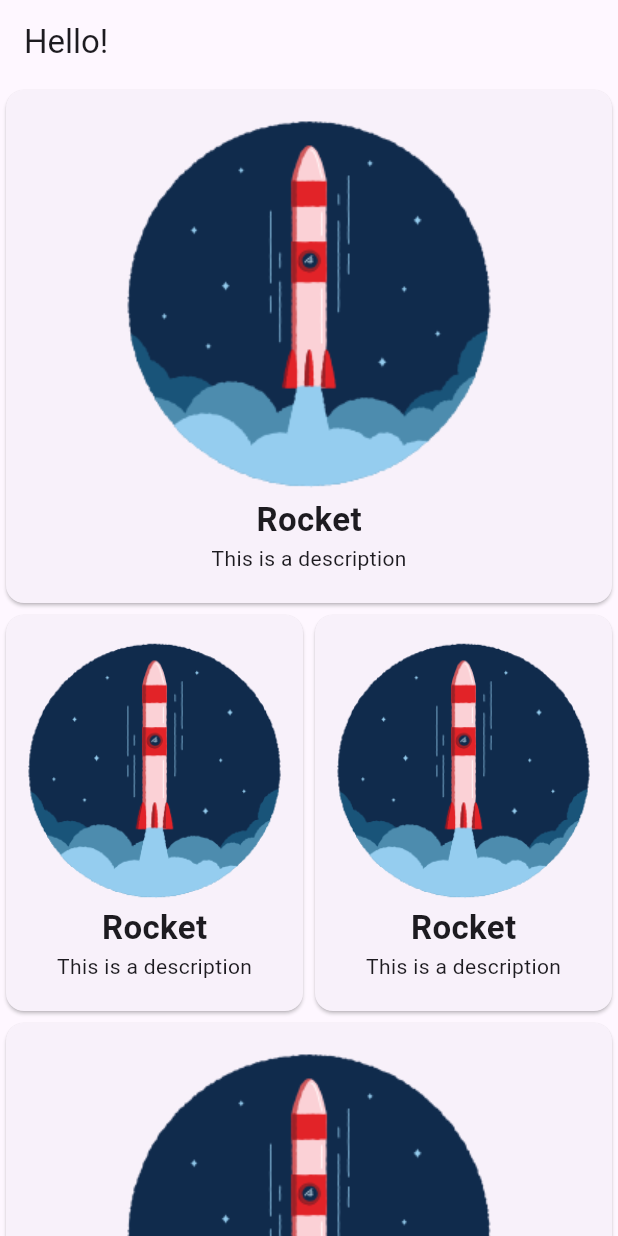
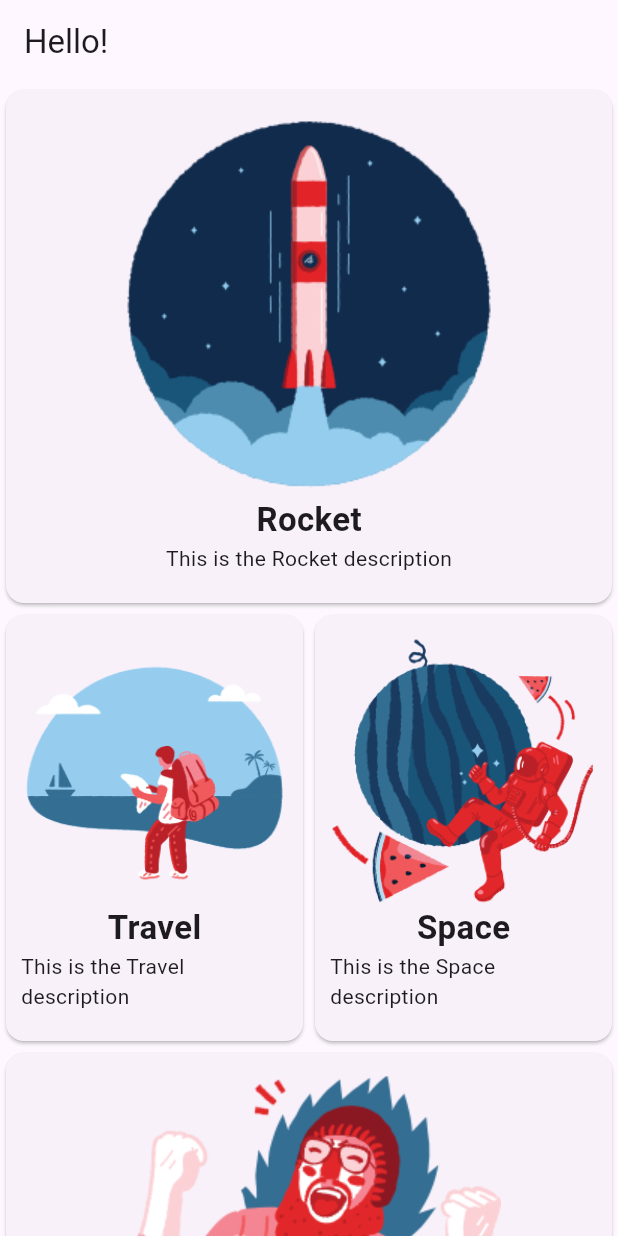
Before and after one commit to markprubin/flutter_app, a Flutter app: the screen it shows after launch, on a phone screen of 412 x 824 dp. Run offline on Flutter 3.47's test engine with Material 2 defaults, Android fonts, the phone set to English and light mode, and no system bars.

Commit message:
changes description in card widget

```diff
--- a/lib/pages/home_page.dart
+++ b/lib/pages/home_page.dart
@@ -22,19 +22,19 @@ class HomePage extends StatelessWidget {
                 Expanded(
                   child: CardWidget(
                     box: ItemClass(
-                        title: "Rocket", imagePath: "images/rocket.png"),
+                        title: "Travel", imagePath: "images/travel.png"),
                   ),
                 ),
                 Expanded(
                   child: CardWidget(
                     box: ItemClass(
-                        title: "Rocket", imagePath: "images/rocket.png"),
+                        title: "Space", imagePath: "images/space.png"),
                   ),
                 ),
               ],
             ),
             CardWidget(
-              box: ItemClass(title: "Rocket", imagePath: "images/rocket.png"),
+              box: ItemClass(title: "Yeah", imagePath: "images/yeah.png"),
             ),
           ],
         ),
--- a/lib/widget/card_widget.dart
+++ b/lib/widget/card_widget.dart
@@ -25,7 +25,7 @@ class CardWidget extends StatelessWidget {
                   fontSize: 22,
                   fontWeight: FontWeight.bold,
                 )),
-            const Text("This is a description"),
+            Text("This is the ${box.title} description"),
             const SizedBox(height: kDouble10),
           ],
         ),
```
